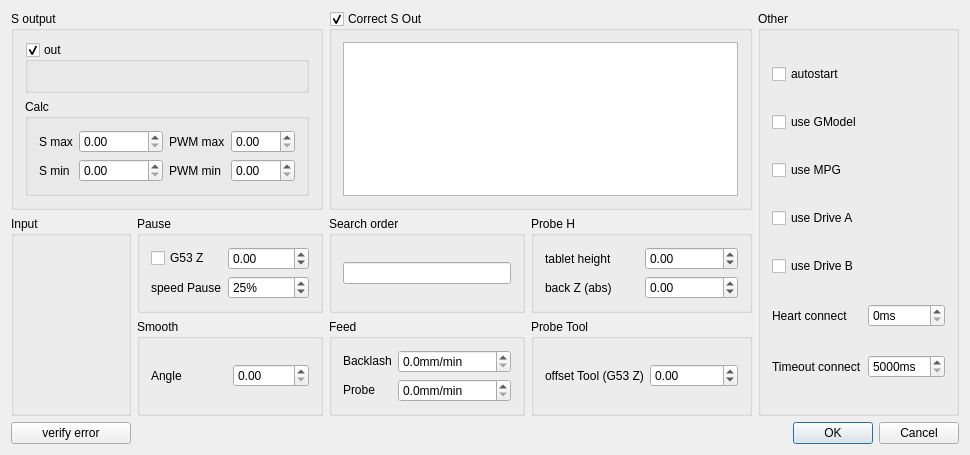
Qt form wlproj/wlmill/wleditmillwidget.ui (wldevru/src) before a commit.
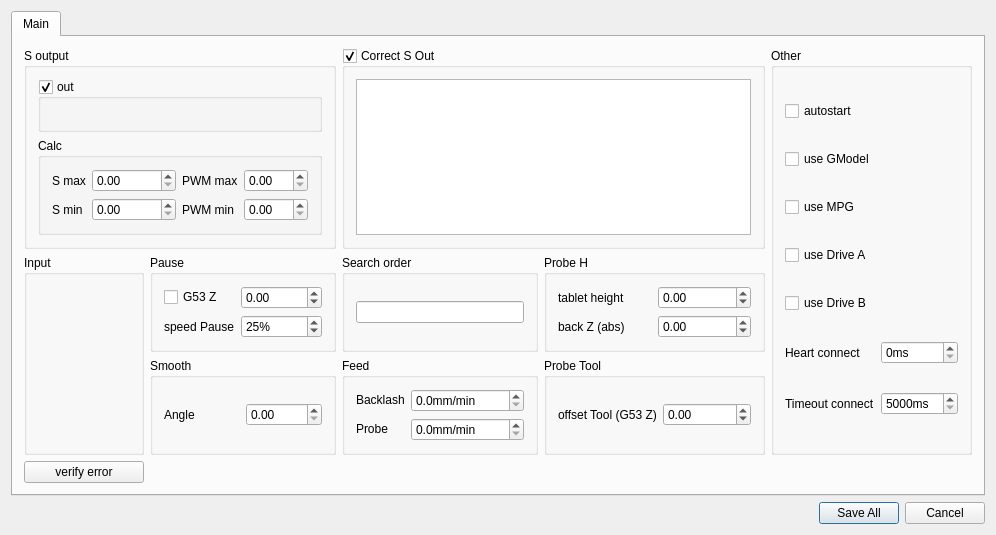
The same form after that commit. Custom widgets are drawn as their Qt base class.

```diff
--- a/wlproj/wlmill/wleditmillwidget.ui
+++ b/wlproj/wlmill/wleditmillwidget.ui
@@ -1,20 +1,134 @@
 <?xml version="1.0" encoding="UTF-8"?>
 <ui version="4.0">
  <class>WLEditMillWidget</class>
- <widget class="QWidget" name="WLEditMillWidget">
+ <widget class="QDialog" name="WLEditMillWidget">
   <property name="geometry">
    <rect>
     <x>0</x>
     <y>0</y>
-    <width>868</width>
-    <height>455</height>
+    <width>875</width>
+    <height>466</height>
    </rect>
   </property>
   <property name="windowTitle">
    <string>Edit WLMill</string>
   </property>
   <layout class="QGridLayout" name="gridLayout_11">
-   <item row="0" column="2" rowspan="2" colspan="2">
+   <item row="1" column="2">
+    <widget class="QDialogButtonBox" name="buttonBox">
+     <property name="standardButtons">
+      <set>QDialogButtonBox::Cancel|QDialogButtonBox::SaveAll</set>
+     </property>
+    </widget>
+   </item>
+   <item row="0" column="0" colspan="3">
+    <widget class="QTabWidget" name="tabWidget">
+     <property name="currentIndex">
+      <number>0</number>
+     </property>
+     <widget class="QWidget" name="tab">
+      <attribute name="title">
+       <string>Main</string>
+      </attribute>
+      <layout class="QGridLayout" name="gridLayout_14">
+       <item row="2" column="2">
+        <widget class="QGroupBox" name="groupBox">
+         <property name="sizePolicy">
+          <sizepolicy hsizetype="Minimum" vsizetype="Preferred">
+           <horstretch>0</horstretch>
+           <verstretch>0</verstretch>
+          </sizepolicy>
+         </property>
+         <property name="title">
+          <string>Feed</string>
+         </property>
+         <layout class="QGridLayout" name="gridLayout_6">
+          <item row="0" column="0">
+           <widget class="QLabel" name="label_10">
+            <property name="sizePolicy">
+             <sizepolicy hsizetype="Preferred" vsizetype="Maximum">
+              <horstretch>0</horstretch>
+              <verstretch>0</verstretch>
+             </sizepolicy>
+            </property>
+            <property name="text">
+             <string>Backlash</string>
+            </property>
+           </widget>
+          </item>
+          <item row="0" column="2">
+           <widget class="QDoubleSpinBox" name="sbFbls">
+            <property name="sizePolicy">
+             <sizepolicy hsizetype="Preferred" vsizetype="Preferred">
+              <horstretch>0</horstretch>
+              <verstretch>0</verstretch>
+             </sizepolicy>
+            </property>
+            <property name="minimumSize">
+             <size>
+              <width>70</width>
+              <height>0</height>
+             </size>
+            </property>
+            <property name="suffix">
+             <string>mm/min</string>
+            </property>
+            <property name="decimals">
+             <number>1</number>
+            </property>
+            <property name="minimum">
+             <double>0.000000000000000</double>
+            </property>
+            <property name="maximum">
+             <double>60000.000000000000000</double>
+            </property>
+           </widget>
+          </item>
+          <item row="1" column="0">
+           <widget class="QLabel" name="label_11">
+            <property name="sizePolicy">
+             <sizepolicy hsizetype="Preferred" vsizetype="Maximum">
+              <horstretch>0</horstretch>
+              <verstretch>0</verstretch>
+             </sizepolicy>
+            </property>
+            <property name="text">
+             <string>Probe</string>
+            </property>
+           </widget>
+          </item>
+          <item row="1" column="2">
+           <widget class="QDoubleSpinBox" name="sbFprobe">
+            <property name="sizePolicy">
+             <sizepolicy hsizetype="Preferred" vsizetype="Preferred">
+              <horstretch>0</horstretch>
+              <verstretch>0</verstretch>
+             </sizepolicy>
+            </property>
+            <property name="minimumSize">
+             <size>
+              <width>70</width>
+              <height>0</height>
+             </size>
+            </property>
+            <property name="suffix">
+             <string>mm/min</string>
+            </property>
+            <property name="decimals">
+             <number>1</number>
+            </property>
+            <property name="minimum">
+             <double>0.000000000000000</double>
+            </property>
+            <property name="maximum">
+             <double>60000.000000000000000</double>
+            </property>
+           </widget>
+          </item>
+         </layout>
+        </widget>
+       </item>
+       <item row="0" column="2" colspan="2">
     <widget class="QGroupBox" name="gbCorrectSOut">
      <property name="title">
       <string>Correct S Out</string>
@@ -29,7 +143,7 @@
      </layout>
     </widget>
    </item>
-   <item row="2" column="0" rowspan="2">
+       <item row="1" column="0" rowspan="2">
     <widget class="QGroupBox" name="groupBox_4">
      <property name="title">
       <string>Input</string>
@@ -47,7 +161,199 @@
      </layout>
     </widget>
    </item>
-   <item row="2" column="1">
+       <item row="0" column="4" rowspan="3">
+        <widget class="QGroupBox" name="groupBox_9">
+         <property name="title">
+          <string>Other</string>
+         </property>
+         <layout class="QGridLayout" name="gridLayout_7">
+          <item row="0" column="0">
+           <widget class="QCheckBox" name="cbAutoStart">
+            <property name="text">
+             <string>autostart</string>
+            </property>
+           </widget>
+          </item>
+          <item row="8" column="0">
+           <widget class="QLabel" name="label_7">
+            <property name="text">
+             <string>Heart connect</string>
+            </property>
+           </widget>
+          </item>
+          <item row="2" column="0">
+           <widget class="QCheckBox" name="cbUseMPG">
+            <property name="text">
+             <string>use MPG</string>
+            </property>
+           </widget>
+          </item>
+          <item row="4" column="0">
+           <widget class="QCheckBox" name="cbUseDriveA">
+            <property name="text">
+             <string>use Drive A</string>
+            </property>
+           </widget>
+          </item>
+          <item row="9" column="0">
+           <widget class="QLabel" name="label_8">
+            <property name="text">
+             <string>Timeout connect</string>
+            </property>
+           </widget>
+          </item>
+          <item row="9" column="1">
+           <widget class="QSpinBox" name="sbTimeoutMs">
+            <property name="enabled">
+             <bool>true</bool>
+            </property>
+            <property name="suffix">
+             <string>ms</string>
+            </property>
+            <property name="minimum">
+             <number>5000</number>
+            </property>
+            <property name="maximum">
+             <number>15000</number>
+            </property>
+            <property name="singleStep">
+             <number>1</number>
+            </property>
+           </widget>
+          </item>
+          <item row="5" column="0">
+           <widget class="QCheckBox" name="cbUseDriveB">
+            <property name="text">
+             <string>use Drive B</string>
+            </property>
+           </widget>
+          </item>
+          <item row="8" column="1">
+           <widget class="QSpinBox" name="sbHeartMs">
+            <property name="enabled">
+             <bool>true</bool>
+            </property>
+            <property name="suffix">
+             <string>ms</string>
+            </property>
+            <property name="maximum">
+             <number>5000</number>
+            </property>
+            <property name="singleStep">
+             <number>1</number>
+            </property>
+           </widget>
+          </item>
+          <item row="1" column="0">
+           <widget class="QCheckBox" name="cbUseGModel">
+            <property name="text">
+             <string>use GModel</string>
+            </property>
+           </widget>
+          </item>
+         </layout>
+        </widget>
+       </item>
+       <item row="1" column="2">
+        <widget class="QGroupBox" name="groupBox_5">
+         <property name="title">
+          <string>Search order</string>
+         </property>
+         <layout class="QGridLayout" name="gridLayout_5">
+          <item row="0" column="0">
+           <widget class="QLineEdit" name="leStrFindDrivePos"/>
+          </item>
+         </layout>
+        </widget>
+       </item>
+       <item row="1" column="3">
+        <widget class="QGroupBox" name="groupBox_7">
+         <property name="title">
+          <string>Probe H</string>
+         </property>
+         <layout class="QGridLayout" name="gridLayout_9">
+          <item row="0" column="1">
+           <widget class="QDoubleSpinBox" name="sbTabletHProbe">
+            <property name="decimals">
+             <number>2</number>
+            </property>
+            <property name="minimum">
+             <double>-9999999.000000000000000</double>
+            </property>
+            <property name="maximum">
+             <double>9999999.000000000000000</double>
+            </property>
+           </widget>
+          </item>
+          <item row="0" column="0">
+           <widget class="QLabel" name="label_17">
+            <property name="toolTip">
+             <string>height sensor</string>
+            </property>
+            <property name="text">
+             <string>tablet height</string>
+            </property>
+           </widget>
+          </item>
+          <item row="1" column="1">
+           <widget class="QDoubleSpinBox" name="sbBackZHProbe">
+            <property name="decimals">
+             <number>2</number>
+            </property>
+            <property name="minimum">
+             <double>-9999999.000000000000000</double>
+            </property>
+            <property name="maximum">
+             <double>9999999.000000000000000</double>
+            </property>
+           </widget>
+          </item>
+          <item row="1" column="0">
+           <widget class="QLabel" name="label_18">
+            <property name="toolTip">
+             <string>height from bottom of sensor</string>
+            </property>
+            <property name="text">
+             <string>back Z (abs)</string>
+            </property>
+           </widget>
+          </item>
+         </layout>
+        </widget>
+       </item>
+       <item row="2" column="3">
+        <widget class="QGroupBox" name="groupBox_8">
+         <property name="title">
+          <string>Probe Tool</string>
+         </property>
+         <layout class="QGridLayout" name="gridLayout_13">
+          <item row="0" column="0">
+           <widget class="QLabel" name="label_19">
+            <property name="toolTip">
+             <string>height from bottom of sensor</string>
+            </property>
+            <property name="text">
+             <string>offset Tool (G53 Z)</string>
+            </property>
+           </widget>
+          </item>
+          <item row="0" column="1">
+           <widget class="QDoubleSpinBox" name="sbOffsetHToolProbe">
+            <property name="decimals">
+             <number>2</number>
+            </property>
+            <property name="minimum">
+             <double>-9999999.000000000000000</double>
+            </property>
+            <property name="maximum">
+             <double>9999999.000000000000000</double>
+            </property>
+           </widget>
+          </item>
+         </layout>
+        </widget>
+       </item>
+       <item row="1" column="1">
     <widget class="QGroupBox" name="groupBox_6">
      <property name="sizePolicy">
       <sizepolicy hsizetype="Minimum" vsizetype="Preferred">
@@ -114,19 +420,7 @@
      </layout>
     </widget>
    </item>
-   <item row="2" column="2">
-    <widget class="QGroupBox" name="groupBox_5">
-     <property name="title">
-      <string>Search order</string>
-     </property>
-     <layout class="QGridLayout" name="gridLayout_5">
-      <item row="0" column="0">
-       <widget class="QLineEdit" name="leStrFindDrivePos"/>
-      </item>
-     </layout>
-    </widget>
-   </item>
-   <item row="3" column="1">
+       <item row="2" column="1">
     <widget class="QGroupBox" name="groupBox_3">
      <property name="title">
       <string>Smooth</string>
@@ -149,118 +443,7 @@
      </layout>
     </widget>
    </item>
-   <item row="3" column="2">
-    <widget class="QGroupBox" name="groupBox">
-     <property name="sizePolicy">
-      <sizepolicy hsizetype="Minimum" vsizetype="Preferred">
-       <horstretch>0</horstretch>
-       <verstretch>0</verstretch>
-      </sizepolicy>
-     </property>
-     <property name="title">
-      <string>Feed</string>
-     </property>
-     <layout class="QGridLayout" name="gridLayout_6">
-      <item row="0" column="0">
-       <widget class="QLabel" name="label_10">
-        <property name="sizePolicy">
-         <sizepolicy hsizetype="Preferred" vsizetype="Maximum">
-          <horstretch>0</horstretch>
-          <verstretch>0</verstretch>
-         </sizepolicy>
-        </property>
-        <property name="text">
-         <string>Backlash</string>
-        </property>
-       </widget>
-      </item>
-      <item row="0" column="2">
-       <widget class="QDoubleSpinBox" name="sbFbls">
-        <property name="sizePolicy">
-         <sizepolicy hsizetype="Preferred" vsizetype="Preferred">
-          <horstretch>0</horstretch>
-          <verstretch>0</verstretch>
-         </sizepolicy>
-        </property>
-        <property name="minimumSize">
-         <size>
-          <width>70</width>
-          <height>0</height>
-         </size>
-        </property>
-        <property name="suffix">
-         <string>mm/min</string>
-        </property>
-        <property name="decimals">
-         <number>1</number>
-        </property>
-        <property name="minimum">
-         <double>0.000000000000000</double>
-        </property>
-        <property name="maximum">
-         <double>60000.000000000000000</double>
-        </property>
-       </widget>
-      </item>
-      <item row="1" column="0">
-       <widget class="QLabel" name="label_11">
-        <property name="sizePolicy">
-         <sizepolicy hsizetype="Preferred" vsizetype="Maximum">
-          <horstretch>0</horstretch>
-          <verstretch>0</verstretch>
-         </sizepolicy>
-        </property>
-        <property name="text">
-         <string>Probe</string>
-        </property>
-       </widget>
-      </item>
-      <item row="1" column="2">
-       <widget class="QDoubleSpinBox" name="sbFprobe">
-        <property name="sizePolicy">
-         <sizepolicy hsizetype="Preferred" vsizetype="Preferred">
-          <horstretch>0</horstretch>
-          <verstretch>0</verstretch>
-         </sizepolicy>
-        </property>
-        <property name="minimumSize">
-         <size>
-          <width>70</width>
-          <height>0</height>
-         </size>
-        </property>
-        <property name="suffix">
-         <string>mm/min</string>
-        </property>
-        <property name="decimals">
-         <number>1</number>
-        </property>
-        <property name="minimum">
-         <double>0.000000000000000</double>
-        </property>
-        <property name="maximum">
-         <double>60000.000000000000000</double>
-        </property>
-       </widget>
-      </item>
-     </layout>
-    </widget>
-   </item>
-   <item row="4" column="0">
-    <widget class="QPushButton" name="pbVerError">
-     <property name="text">
-      <string>verify error</string>
-     </property>
-    </widget>
-   </item>
-   <item row="4" column="4">
-    <widget class="QDialogButtonBox" name="buttonBox">
-     <property name="standardButtons">
-      <set>QDialogButtonBox::Cancel|QDialogButtonBox::Ok</set>
-     </property>
-    </widget>
-   </item>
-   <item row="0" column="0" rowspan="2" colspan="2">
+       <item row="0" column="0" colspan="2">
     <widget class="QGroupBox" name="gbPWMOut">
      <property name="title">
       <string>S output</string>
@@ -358,184 +541,15 @@
      </layout>
     </widget>
    </item>
-   <item row="0" column="4" rowspan="4">
-    <widget class="QGroupBox" name="groupBox_9">
-     <property name="title">
-      <string>Other</string>
-     </property>
-     <layout class="QGridLayout" name="gridLayout_7">
-      <item row="0" column="0">
-       <widget class="QCheckBox" name="cbAutoStart">
+       <item row="3" column="0">
+        <widget class="QPushButton" name="pbVerError">
         <property name="text">
-         <string>autostart</string>
+          <string>verify error</string>
         </property>
        </widget>
       </item>
-      <item row="8" column="0">
-       <widget class="QLabel" name="label_7">
-        <property name="text">
-         <string>Heart connect</string>
-        </property>
-       </widget>
-      </item>
-      <item row="2" column="0">
-       <widget class="QCheckBox" name="cbUseMPG">
-        <property name="text">
-         <string>use MPG</string>
-        </property>
-       </widget>
-      </item>
-      <item row="4" column="0">
-       <widget class="QCheckBox" name="cbUseDriveA">
-        <property name="text">
-         <string>use Drive A</string>
-        </property>
-       </widget>
-      </item>
-      <item row="9" column="0">
-       <widget class="QLabel" name="label_8">
-        <property name="text">
-         <string>Timeout connect</string>
-        </property>
-       </widget>
-      </item>
-      <item row="9" column="1">
-       <widget class="QSpinBox" name="sbTimeoutMs">
-        <property name="enabled">
-         <bool>true</bool>
-        </property>
-        <property name="suffix">
-         <string>ms</string>
-        </property>
-        <property name="minimum">
-         <number>5000</number>
-        </property>
-        <property name="maximum">
-         <number>15000</number>
-        </property>
-        <property name="singleStep">
-         <number>1</number>
-        </property>
-       </widget>
-      </item>
-      <item row="5" column="0">
-       <widget class="QCheckBox" name="cbUseDriveB">
-        <property name="text">
-         <string>use Drive B</string>
-        </property>
-       </widget>
-      </item>
-      <item row="8" column="1">
-       <widget class="QSpinBox" name="sbHeartMs">
-        <property name="enabled">
-         <bool>true</bool>
-        </property>
-        <property name="suffix">
-         <string>ms</string>
-        </property>
-        <property name="maximum">
-         <number>5000</number>
-        </property>
-        <property name="singleStep">
-         <number>1</number>
-        </property>
-       </widget>
-      </item>
-      <item row="1" column="0">
-       <widget class="QCheckBox" name="cbUseGModel">
-        <property name="text">
-         <string>use GModel</string>
-        </property>
-       </widget>
-      </item>
-     </layout>
-    </widget>
-   </item>
-   <item row="2" column="3">
-    <widget class="QGroupBox" name="groupBox_7">
-     <property name="title">
-      <string>Probe H</string>
-     </property>
-     <layout class="QGridLayout" name="gridLayout_9">
-      <item row="0" column="1">
-       <widget class="QDoubleSpinBox" name="sbTabletHProbe">
-        <property name="decimals">
-         <number>2</number>
-        </property>
-        <property name="minimum">
-         <double>-9999999.000000000000000</double>
-        </property>
-        <property name="maximum">
-         <double>9999999.000000000000000</double>
-        </property>
-       </widget>
-      </item>
-      <item row="0" column="0">
-       <widget class="QLabel" name="label_17">
-        <property name="toolTip">
-         <string>height sensor</string>
-        </property>
-        <property name="text">
-         <string>tablet height</string>
-        </property>
-       </widget>
-      </item>
-      <item row="1" column="1">
-       <widget class="QDoubleSpinBox" name="sbBackZHProbe">
-        <property name="decimals">
-         <number>2</number>
-        </property>
-        <property name="minimum">
-         <double>-9999999.000000000000000</double>
-        </property>
-        <property name="maximum">
-         <double>9999999.000000000000000</double>
-        </property>
-       </widget>
-      </item>
-      <item row="1" column="0">
-       <widget class="QLabel" name="label_18">
-        <property name="toolTip">
-         <string>height from bottom of sensor</string>
-        </property>
-        <property name="text">
-         <string>back Z (abs)</string>
-        </property>
-       </widget>
-      </item>
-     </layout>
-    </widget>
-   </item>
-   <item row="3" column="3">
-    <widget class="QGroupBox" name="groupBox_8">
-     <property name="title">
-      <string>Probe Tool</string>
-     </property>
-     <layout class="QGridLayout" name="gridLayout_13">
-      <item row="0" column="0">
-       <widget class="QLabel" name="label_19">
-        <property name="toolTip">
-         <string>height from bottom of sensor</string>
-        </property>
-        <property name="text">
-         <string>offset Tool (G53 Z)</string>
-        </property>
-       </widget>
-      </item>
-      <item row="0" column="1">
-       <widget class="QDoubleSpinBox" name="sbOffsetHToolProbe">
-        <property name="decimals">
-         <number>2</number>
-        </property>
-        <property name="minimum">
-         <double>-9999999.000000000000000</double>
-        </property>
-        <property name="maximum">
-         <double>9999999.000000000000000</double>
-        </property>
-       </widget>
-      </item>
-     </layout>
+      </layout>
+     </widget>
     </widget>
    </item>
   </layout>
```
Left out of the diff: 32 changed lines with no effect on the pictures. Lines whose indentation alone changed are shown as unchanged.
